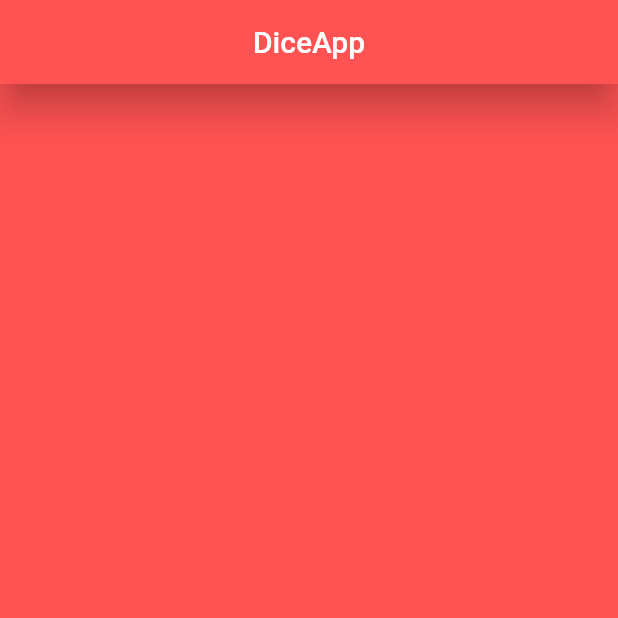
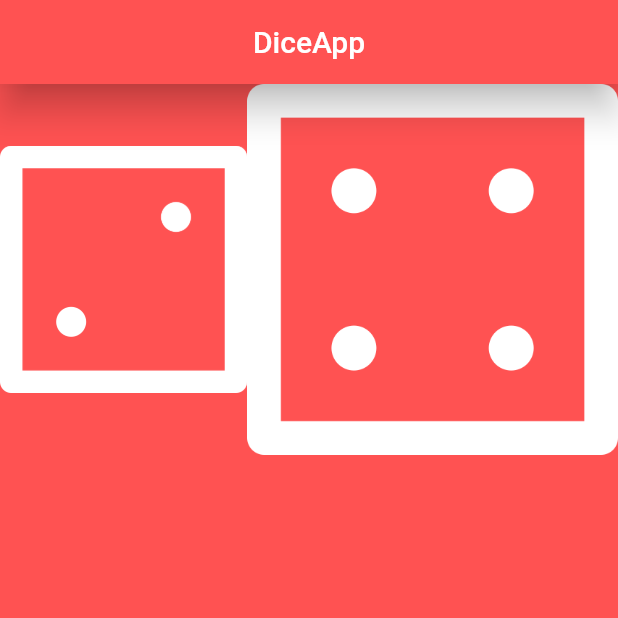
Before and after one commit to stark-ace-1891/tf04p_0008_diceapp, a Flutter app: the screen it shows after launch, on a phone screen of 412 x 824 dp, the top half of it. Run offline on Flutter 3.47's test engine with Material 2 defaults, Android fonts, the phone set to English and light mode, and no system bars.

Commit message:
Agregando Expanded
Signed-off-by: Cesar Morales <cesar.aml1891@gmail.com>

```diff
--- a/lib/main.dart
+++ b/lib/main.dart
@@ -22,6 +22,18 @@ class HomePage extends StatelessWidget {
         centerTitle: true,
         elevation: 10,
       ),
+      body: Row(
+        children: [
+          Expanded(
+            flex: 2,
+            child: Image.asset("assets/images/dice2.png"),
+          ),
+          Expanded(
+            flex: 3,
+            child: Image.asset("assets/images/dice4.png"),
+          ),
+        ],
+      ),
     );
   }
 }
--- a/pubspec.yaml
+++ b/pubspec.yaml
@@ -59,8 +59,8 @@ flutter:
   uses-material-design: true
 
   # To add assets to your application, add an assets section, like this:
-  # assets:
-  #   - images/a_dot_burr.jpeg
+  assets:
+    - assets/images/
   #   - images/a_dot_ham.jpeg
 
   # An image asset can refer to one or more resolution-specific "variants", see
```
Also changed, not shown: assets/images/dice1.png (added), assets/images/dice2.png (added), assets/images/dice3.png (added), assets/images/dice4.png (added), assets/images/dice5.png (added), assets/images/dice6.png (added).
